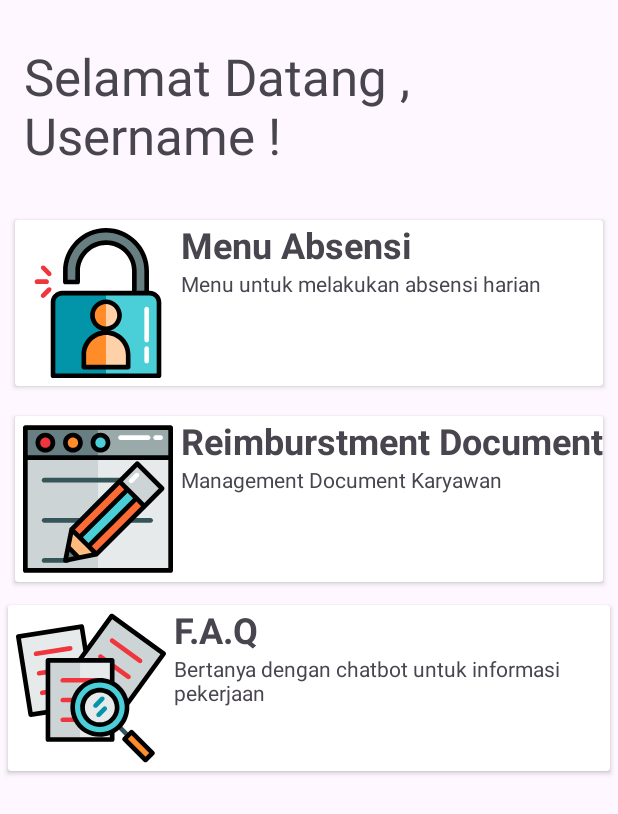
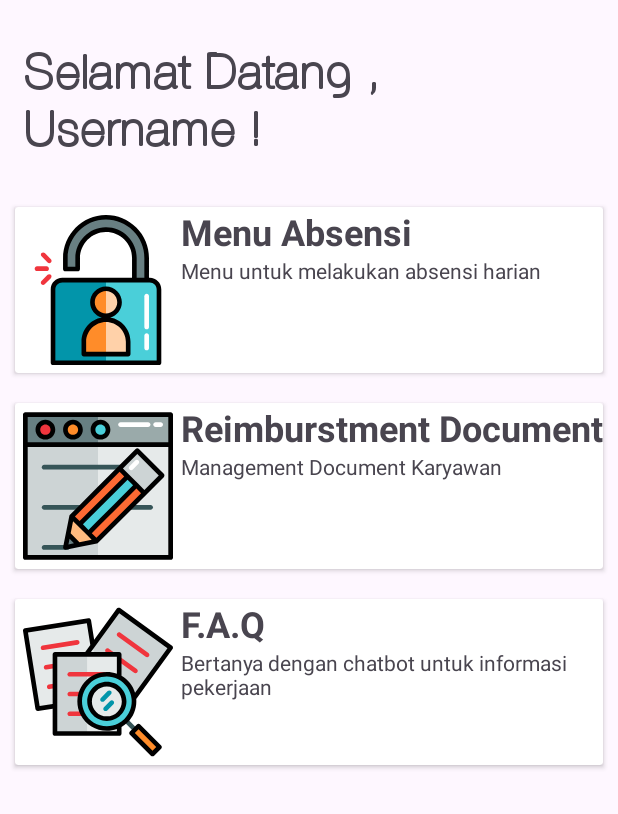
Before and after one commit to dewabrata/AplikasiAbsensiBCAFBatch4, an Android app: the screen it shows after launch (MainActivity), on a phone screen of 412 x 824 dp. Shown: the top 814 px of the screen. Run offline under Robolectric (Android 15) with nearby library versions, the phone set to English and light mode, and no system bars.

Commit message:
add font

```diff
--- a/app/src/main/res/layout/activity_main.xml
+++ b/app/src/main/res/layout/activity_main.xml
@@ -14,6 +14,7 @@
         android:layout_marginStart="16dp"
         android:layout_marginTop="28dp"
         android:layout_marginEnd="16dp"
+        android:fontFamily="@font/aovelrounder"
         android:text="Selamat Datang , Username !"
         android:textSize="34sp"
         app:layout_constraintEnd_toEndOf="parent"
@@ -116,7 +117,7 @@
         <androidx.cardview.widget.CardView
             android:layout_width="match_parent"
             android:layout_height="wrap_content"
-            android:layout_margin="5dp">
+            android:layout_margin="10dp">
 
             <LinearLayout
                 android:layout_width="match_parent"
```
Also changed, not shown: app/src/main/res/font/aovelrounder.ttf (added).
